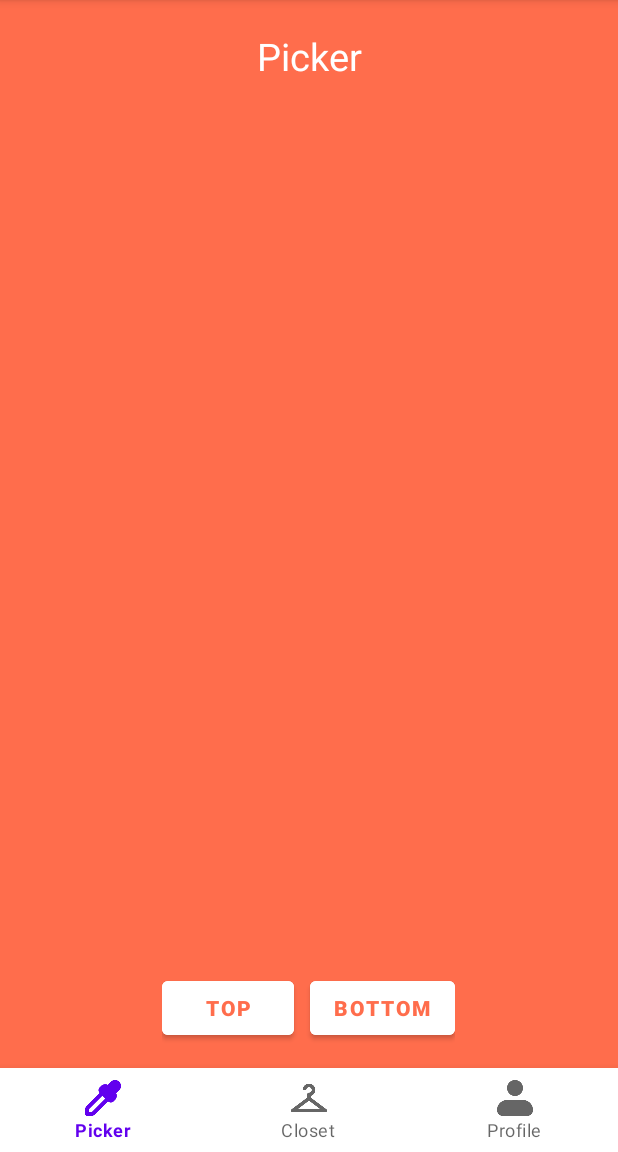
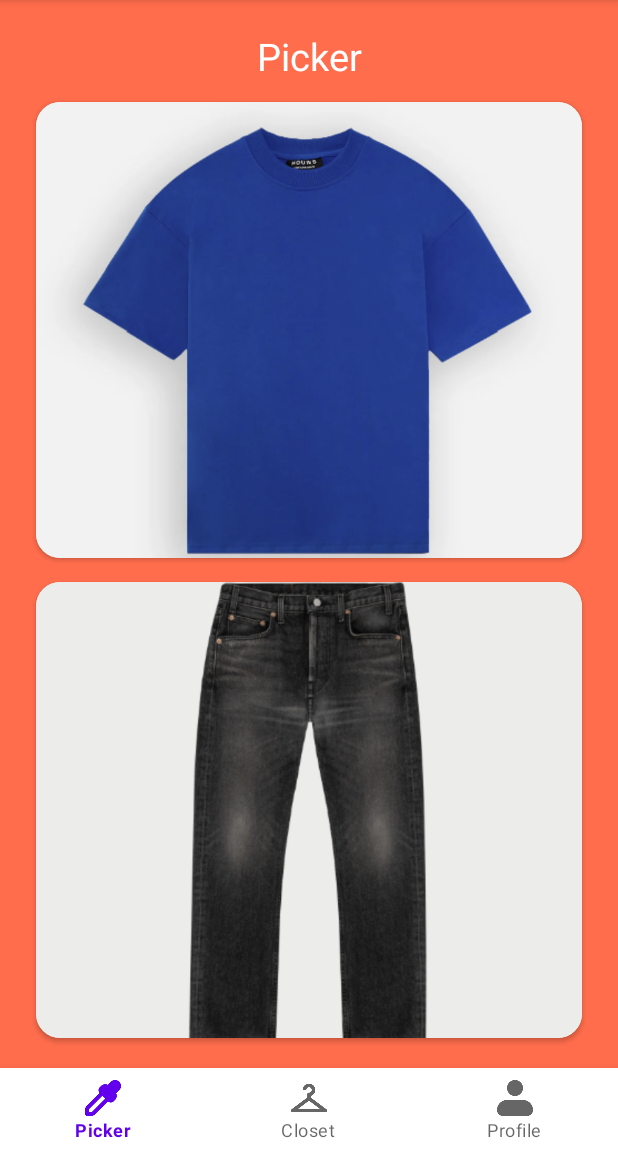
Before and after one commit to bropeter8/OutfitPicker, an Android app: the screen it shows after launch (MainActivity), on a phone screen of 412 x 824 dp, the part 84-1236 px from its top. Run offline under Robolectric (Android 15) with nearby library versions, the light colour scheme and no system bars.

Commit message:
Picker page

```diff
--- a/app/src/main/java/si/uni_lj/fe/tnuv/outfitpicker2/PickerFragment.java
+++ b/app/src/main/java/si/uni_lj/fe/tnuv/outfitpicker2/PickerFragment.java
@@ -3,10 +3,14 @@ package si.uni_lj.fe.tnuv.outfitpicker2;
 import android.os.Bundle;
 
 import androidx.fragment.app.Fragment;
+import androidx.viewpager2.widget.ViewPager2;
 
 import android.view.LayoutInflater;
 import android.view.View;
 import android.view.ViewGroup;
+
+import java.util.ArrayList;
+
 
 /**
  * A simple {@link Fragment} subclass.
@@ -58,7 +62,42 @@ public class PickerFragment extends Fragment {
     @Override
     public View onCreateView(LayoutInflater inflater, ViewGroup container,
                              Bundle savedInstanceState) {
-        // Inflate the layout for this fragment
-        return inflater.inflate(R.layout.fragment_picker, container, false);
+        View view = inflater.inflate(R.layout.fragment_picker, container, false);
+        ViewPager2 viewPagerTop = view.findViewById(R.id.viewpager_top);
+        // Assuming you have a list of drawable resources for tops
+        int[] tops = {R.drawable.blue_tshirt, R.drawable.black_tshirt};
+        ArrayList<ViewPagerItem> viewPagerTopItems = new ArrayList<>();
+        for (int top : tops) {
+            ViewPagerItem item = new ViewPagerItem(top);
+            viewPagerTopItems.add(item);
+        }
+        VPAdapter vpAdapterTop = new VPAdapter(viewPagerTopItems);
+        viewPagerTop.setAdapter(vpAdapterTop);
+
+        // Initialize and set up the ViewPager for bottoms
+        ViewPager2 viewPagerBottom = view.findViewById(R.id.viewpager_bottom);
+        // Assuming you have a list of drawable resources for bottoms
+        int[] bottoms = {R.drawable.black_jeans, R.drawable.blue_jeans};
+        ArrayList<ViewPagerItem> viewPagerBottomItems = new ArrayList<>();
+        for (int bottom : bottoms) {
+            ViewPagerItem item = new ViewPagerItem(bottom);
+            viewPagerBottomItems.add(item);
+        }
+        VPAdapter vpAdapterBottom = new VPAdapter(viewPagerBottomItems);
+        viewPagerBottom.setAdapter(vpAdapterBottom);
+
+        // Set additional properties for both ViewPagers if needed
+        // For example:
+        viewPagerTop.setClipToPadding(false);
+        viewPagerTop.setClipChildren(false);
+        viewPagerTop.setOffscreenPageLimit(3);
+        viewPagerTop.getChildAt(0).setOverScrollMode(View.OVER_SCROLL_NEVER);
+
+        viewPagerBottom.setClipToPadding(false);
+        viewPagerBottom.setClipChildren(false);
+        viewPagerBottom.setOffscreenPageLimit(3);
+        viewPagerBottom.getChildAt(0).setOverScrollMode(View.OVER_SCROLL_NEVER);
+
+        return view;
     }
 }
--- /dev/null
+++ b/app/src/main/java/si/uni_lj/fe/tnuv/outfitpicker2/VPAdapter.java
@@ -0,0 +1,47 @@
+package si.uni_lj.fe.tnuv.outfitpicker2;
+
+import android.view.LayoutInflater;
+import android.view.View;
+import android.view.ViewGroup;
+import android.widget.ImageView;
+
+import androidx.annotation.NonNull;
+import androidx.recyclerview.widget.RecyclerView;
+
+import java.util.ArrayList;
+
+public class VPAdapter extends RecyclerView.Adapter<VPAdapter.ViewHolder> {
+
+    ArrayList<ViewPagerItem> viewPagerItemArrayList;
+
+    public VPAdapter(ArrayList<ViewPagerItem> viewPagerItemArrayList) {
+        this.viewPagerItemArrayList = viewPagerItemArrayList;
+    }
+
+    @NonNull
+    @Override
+    public ViewHolder onCreateViewHolder(@NonNull ViewGroup parent, int viewType) {
+        View view = LayoutInflater.from(parent.getContext())
+                .inflate(R.layout.viewpager_item1, parent, false);
+        return new ViewHolder(view);
+    }
+
+    @Override
+    public void onBindViewHolder(@NonNull ViewHolder holder, int position) {
+        ViewPagerItem viewPagerItem = viewPagerItemArrayList.get(position);
+        holder.imageView.setImageResource(viewPagerItem.imageID);
+    }
+
+    @Override
+    public int getItemCount() {
+        return viewPagerItemArrayList.size();
+    }
+
+    public static class ViewHolder extends RecyclerView.ViewHolder {
+        ImageView imageView;
+        public ViewHolder(@NonNull View itemView) {
+            super(itemView);
+            imageView = itemView.findViewById(R.id.ivimage);
+        }
+    }
+}
--- /dev/null
+++ b/app/src/main/java/si/uni_lj/fe/tnuv/outfitpicker2/ViewPagerItem.java
@@ -0,0 +1,8 @@
+package si.uni_lj.fe.tnuv.outfitpicker2;
+
+public class ViewPagerItem {
+    int imageID;
+    public ViewPagerItem(int imageID) {
+        this.imageID = imageID;
+    }
+}
--- a/app/src/main/res/layout/fragment_picker.xml
+++ b/app/src/main/res/layout/fragment_picker.xml
@@ -3,6 +3,7 @@
     xmlns:tools="http://schemas.android.com/tools"
     android:layout_width="match_parent"
     android:layout_height="match_parent"
+    xmlns:app="http://schemas.android.com/apk/res-auto"
     android:background="@color/main_color"
     tools:context=".ClosetFragment">
 
@@ -19,41 +20,26 @@
         android:textSize="25sp" />
 
     <androidx.viewpager2.widget.ViewPager2
+        android:id="@+id/viewpager_top"
         android:layout_width="match_parent"
-        android:layout_height="250dp"
-        android:layout_marginTop="100dp" />
+        android:layout_height="320dp"
+        android:layout_marginTop="60dp"
+        android:scaleType="centerInside"
+        app:layout_constraintBottom_toBottomOf="parent"
+        app:layout_constraintEnd_toEndOf="parent"
+        app:layout_constraintVertical_bias=".376"
+        app:layout_constraintStart_toStartOf="parent"
+        app:layout_constraintTop_toTopOf="parent" />
 
     <androidx.viewpager2.widget.ViewPager2
+        android:id="@+id/viewpager_bottom"
         android:layout_width="match_parent"
-        android:layout_height="250dp"
-        android:layout_marginTop="400dp"/>
-    <LinearLayout
-        android:layout_width="wrap_content"
-        android:layout_height="wrap_content"
-        android:orientation="horizontal"
-        android:layout_alignParentBottom="true"
-        android:layout_centerHorizontal="true"
-        android:layout_marginBottom="16dp"> <!-- To center align the buttons horizontally -->
-
-        <Button
-            android:id="@+id/top"
-            android:layout_width="wrap_content"
-            android:layout_height="wrap_content"
-            android:backgroundTint="@color/white"
-            android:textColor="@color/main_color"
-            android:fontFamily="sans-serif-black"
-            android:layout_marginEnd="5dp"
-            android:text="@string/top" />
-
-        <Button
-            android:id="@+id/bottom"
-            android:layout_width="wrap_content"
-            android:layout_height="wrap_content"
-            android:backgroundTint="@color/white"
-            android:textColor="@color/main_color"
-            android:fontFamily="sans-serif-black"
-            android:layout_marginStart="5dp"
-            android:text="@string/bottom" />
-
-    </LinearLayout>
+        android:layout_height="320dp"
+        android:layout_marginTop="380dp"
+        android:scaleType="centerInside"
+        app:layout_constraintBottom_toBottomOf="parent"
+        app:layout_constraintEnd_toEndOf="parent"
+        app:layout_constraintVertical_bias=".376"
+        app:layout_constraintStart_toStartOf="parent"
+        app:layout_constraintTop_toTopOf="parent" />
 </RelativeLayout>
--- /dev/null
+++ b/app/src/main/res/layout/viewpager_item1.xml
@@ -0,0 +1,35 @@
+<?xml version="1.0" encoding="utf-8"?>
+<androidx.constraintlayout.widget.ConstraintLayout xmlns:android="http://schemas.android.com/apk/res/android"
+    android:layout_width="match_parent"
+    android:layout_height="match_parent"
+    xmlns:app="http://schemas.android.com/apk/res-auto"
+    android:layout_marginHorizontal="16dp">
+
+    <LinearLayout
+        android:layout_width="wrap_content"
+        android:layout_height="wrap_content"
+        app:layout_constraintBottom_toBottomOf="parent"
+        app:layout_constraintEnd_toEndOf="parent"
+        app:layout_constraintHorizontal_bias="0.5"
+        app:layout_constraintStart_toStartOf="parent"
+        app:layout_constraintTop_toTopOf="parent">
+        <androidx.cardview.widget.CardView
+            android:layout_width="match_parent"
+            android:layout_height="match_parent"
+            android:layout_margin="8dp"
+            app:cardCornerRadius="16dp"
+            app:elevation="8dp">
+
+            <RelativeLayout
+                android:layout_width="wrap_content"
+                android:layout_height="wrap_content">
+
+                <ImageView
+                    android:id="@+id/ivimage"
+                    android:layout_width="wrap_content"
+                    android:layout_height="600dp"
+                    android:scaleType="centerCrop" />
+            </RelativeLayout>
+        </androidx.cardview.widget.CardView>
+    </LinearLayout>
+</androidx.constraintlayout.widget.ConstraintLayout>
```
